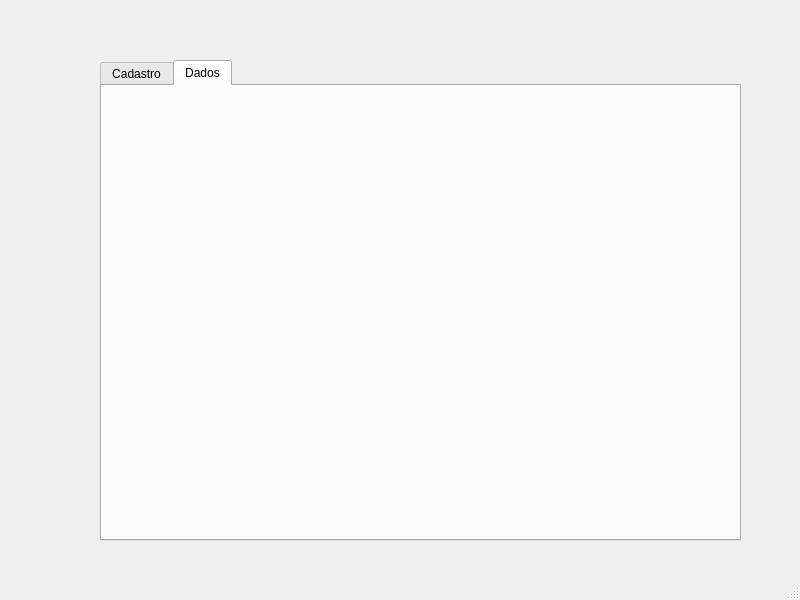
Above: Projetos QT/alunos/mainwindow.ui from nicolasrls/codigos before the change. Below: the same form after it.
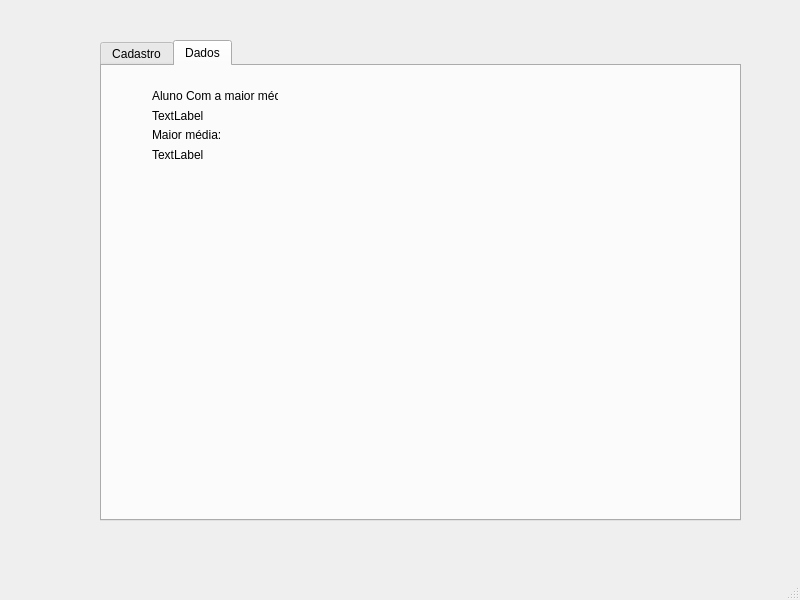
That is the form after the change. The open tabs and pages were chosen to show the change.

What changed in the file:
```diff
--- a/Projetos QT/alunos/mainwindow.ui
+++ b/Projetos QT/alunos/mainwindow.ui
@@ -18,7 +18,7 @@
     <property name="geometry">
      <rect>
       <x>100</x>
-      <y>60</y>
+      <y>40</y>
       <width>641</width>
       <height>481</height>
      </rect>
@@ -195,6 +195,46 @@
      <attribute name="title">
       <string>Dados</string>
      </attribute>
+     <widget class="QWidget" name="">
+      <property name="geometry">
+       <rect>
+        <x>50</x>
+        <y>23</y>
+        <width>126</width>
+        <height>72</height>
+       </rect>
+      </property>
+      <layout class="QVBoxLayout" name="verticalLayout_3">
+       <item>
+        <widget class="QLabel" name="label_6">
+         <property name="text">
+          <string>Aluno Com a maior média:</string>
+         </property>
+        </widget>
+       </item>
+       <item>
+        <widget class="QLabel" name="maiornota">
+         <property name="text">
+          <string>TextLabel</string>
+         </property>
+        </widget>
+       </item>
+       <item>
+        <widget class="QLabel" name="label_7">
+         <property name="text">
+          <string>Maior média:</string>
+         </property>
+        </widget>
+       </item>
+       <item>
+        <widget class="QLabel" name="maiormedia">
+         <property name="text">
+          <string>TextLabel</string>
+         </property>
+        </widget>
+       </item>
+      </layout>
+     </widget>
     </widget>
    </widget>
   </widget>
```
Left out of the diff: 2 changed lines with no effect on the pictures.
